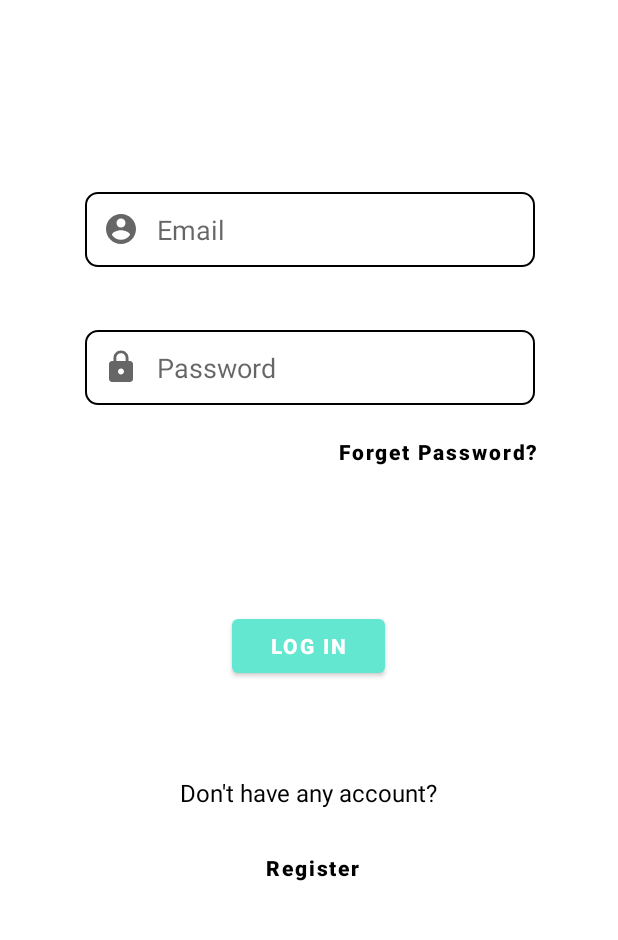
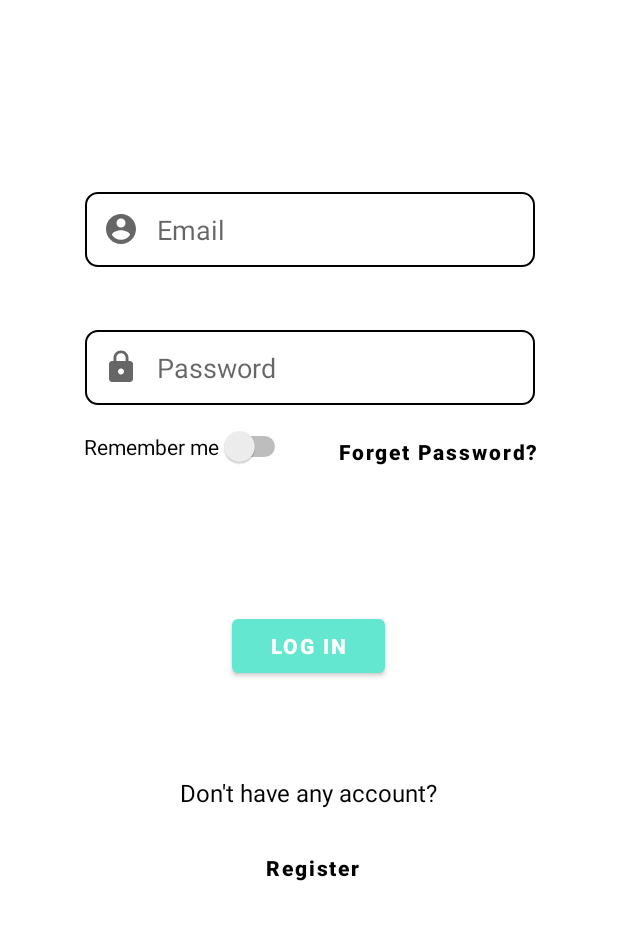
Before and after one commit to Speedwagon-Org/TutorMe, an Android app: the screen it shows after launch (LoginRegister), on a phone screen of 412 x 824 dp, the part 220-1160 px from its top. Run offline under Robolectric (Android 15) with nearby library versions, the phone set to English and light mode, and no system bars; our stand-ins replace Firebase (no records; nobody signed in at launch, a user with empty details on screens opened directly).

Commit message:
fix shared preference

```diff
--- a/app/src/main/java/com/speedwagon/tutorme/LoginRegister/Login.kt
+++ b/app/src/main/java/com/speedwagon/tutorme/LoginRegister/Login.kt
@@ -6,10 +6,7 @@ import android.os.Bundle
 import android.view.LayoutInflater
 import android.view.View
 import android.view.ViewGroup
-import android.widget.Button
-import android.widget.EditText
-import android.widget.TextView
-import android.widget.Toast
+import android.widget.*
 import androidx.fragment.app.Fragment
 import androidx.fragment.app.FragmentTransaction
 import com.google.firebase.auth.FirebaseAuth
@@ -25,9 +22,8 @@ class Login : Fragment() {
     private  lateinit var auth: FirebaseAuth
 
     override fun onCreateView(inflater: LayoutInflater, container: ViewGroup?, savedInstanceState: Bundle?): View? {
-        // mengembalikan email yang telah login (sharedpreference)
+        //inisialisasi shared reference
         val sharePrefHelper = rememberEmail(requireContext(), PrefFileName)
-        view?.findViewById<EditText>(R.id.inputEmail)?.setText(sharePrefHelper.email)
 
         val v = inflater.inflate(R.layout.fragment_login, container, false)
         val btnToReg = v.findViewById<Button>(R.id.toRegister)
@@ -39,6 +35,16 @@ class Login : Fragment() {
             val intent = Intent(context, home_main::class.java)
             startActivity(intent)
             activity?.finish()
+        }
+
+        v.findViewById<Switch>(R.id.remember).setOnCheckedChangeListener { buttonView, isChecked ->
+            if (isChecked) {
+                // mengembalikan email yang telah login (sharedpreference)
+                view?.findViewById<EditText>(R.id.inputEmail)?.setText(sharePrefHelper.email)
+            }
+            else{
+                view?.findViewById<EditText>(R.id.inputEmail)?.setText("")
+            }
         }
 
         //register
--- a/app/src/main/java/com/speedwagon/tutorme/LoginRegister/LoginRegister.kt
+++ b/app/src/main/java/com/speedwagon/tutorme/LoginRegister/LoginRegister.kt
@@ -3,10 +3,13 @@ package com.speedwagon.tutorme.LoginRegister
 import android.content.SharedPreferences
 import androidx.appcompat.app.AppCompatActivity
 import android.os.Bundle
+import android.widget.Button
 import android.widget.EditText
 import android.widget.Toast
 import androidx.fragment.app.FragmentManager
 import com.speedwagon.tutorme.R
+
+private val PrefFileName = "MYFILEPREF01"
 
 class LoginRegister : AppCompatActivity(){
     override fun onCreate(savedInstanceState: Bundle?) {
@@ -15,6 +18,5 @@ class LoginRegister : AppCompatActivity(){
         val Fragment = Login()
         val fm: FragmentManager = supportFragmentManager
         fm.beginTransaction().add(R.id.logResLayout,Fragment).commit()
-
     }
 }
--- a/app/src/main/res/layout/fragment_login.xml
+++ b/app/src/main/res/layout/fragment_login.xml
@@ -102,6 +102,18 @@
         app:layout_constraintTop_toTopOf="parent"
         app:layout_constraintVertical_bias="0.713" />
 
+    <Switch
+        android:id="@+id/remember"
+        android:layout_width="wrap_content"
+        android:layout_height="wrap_content"
+        android:text="Remember me"
+        app:layout_constraintBottom_toBottomOf="parent"
+        app:layout_constraintEnd_toEndOf="parent"
+        app:layout_constraintHorizontal_bias="0.205"
+        app:layout_constraintStart_toStartOf="parent"
+        app:layout_constraintTop_toTopOf="parent"
+        app:layout_constraintVertical_bias="0.541" />
+
     <Button
         android:id="@+id/forgetPass"
         android:layout_width="208dp"
```
